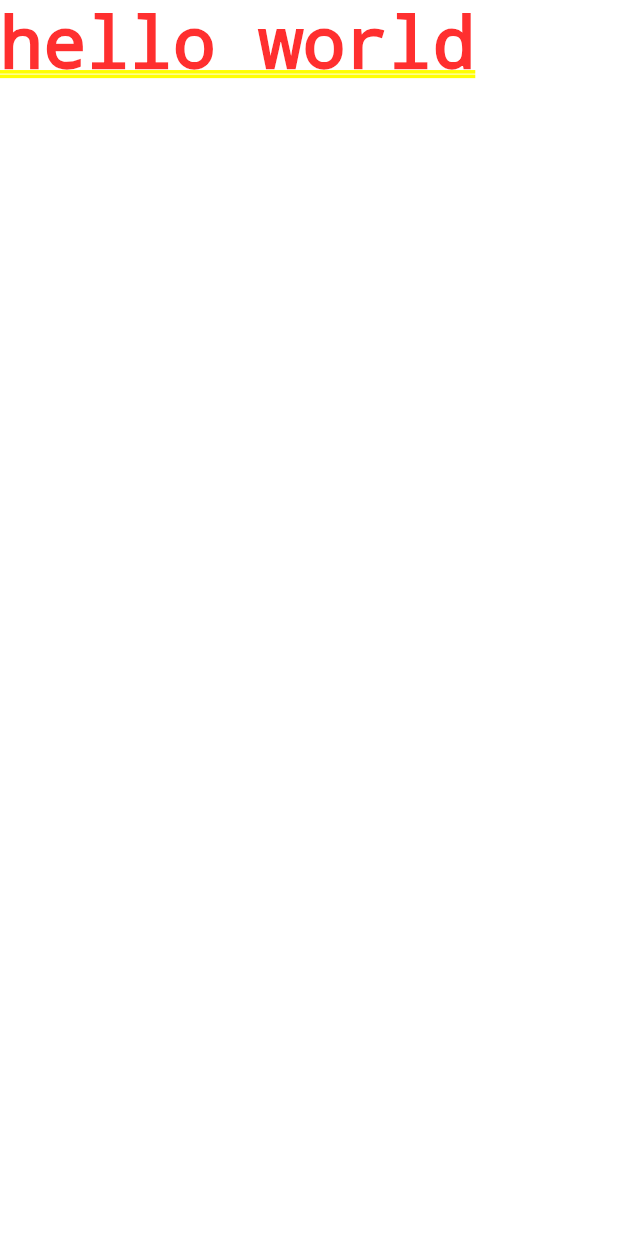
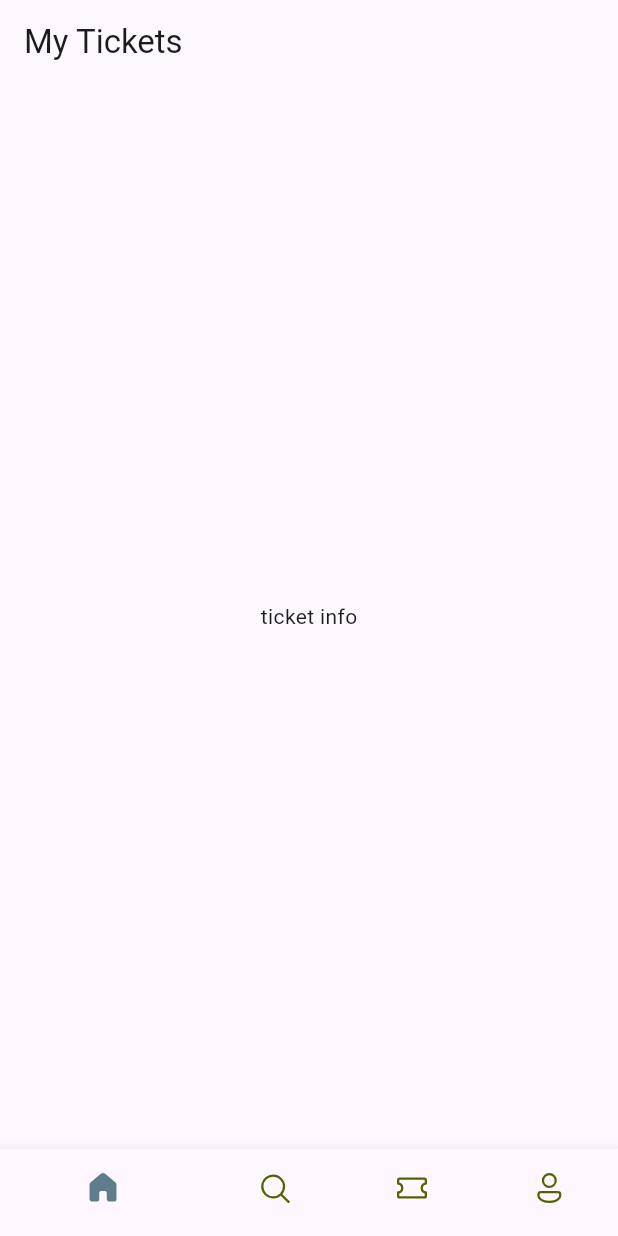
Before and after one commit to Endale2/FlyX-Flutter-ticket-app, a Flutter app: the screen it shows after launch, on a phone screen of 412 x 824 dp. Run offline on Flutter 3.47's test engine with Material 3 defaults, Android fonts, the phone set to English and light mode, and no system bars; our stand-ins replace fluentui_icons.

Commit message:
bottom navbar is added

```diff
--- /dev/null
+++ b/lib/base/bottom_nav_bar.dart
@@ -0,0 +1,44 @@
+import 'package:fluentui_icons/fluentui_icons.dart';
+import 'package:flutter/material.dart';
+
+class BottomNavBar extends StatefulWidget {
+  const BottomNavBar({super.key});
+
+  @override
+  State<BottomNavBar> createState() => _BottomNavBarState();
+}
+
+class _BottomNavBarState extends State<BottomNavBar> {
+  @override
+  Widget build(BuildContext context) {
+    return Scaffold(
+      appBar: AppBar(title: Text("My Tickets")),
+      body: Center(
+        child: Text("ticket info"),
+      ),
+      bottomNavigationBar: BottomNavigationBar(
+        selectedItemColor: Colors.blueGrey,
+        unselectedItemColor: Color(0xFF526400),
+        showSelectedLabels: false,
+        items: [
+          BottomNavigationBarItem(
+              icon: Icon(FluentSystemIcons.ic_fluent_home_regular),
+              activeIcon: Icon(FluentSystemIcons.ic_fluent_home_filled),
+              label: "Home"),
+          BottomNavigationBarItem(
+              icon: Icon(FluentSystemIcons.ic_fluent_search_regular),
+              activeIcon: Icon(FluentSystemIcons.ic_fluent_search_filled),
+              label: "Search"),
+          BottomNavigationBarItem(
+              icon: Icon(FluentSystemIcons.ic_fluent_ticket_regular),
+              activeIcon: Icon(FluentSystemIcons.ic_fluent_ticket_filled),
+              label: "Ticket"),
+          BottomNavigationBarItem(
+              icon: Icon(FluentSystemIcons.ic_fluent_person_regular),
+              activeIcon: Icon(FluentSystemIcons.ic_fluent_person_filled),
+              label: "Profile")
+        ],
+      ),
+    );
+  }
+}
--- a/lib/main.dart
+++ b/lib/main.dart
@@ -1,4 +1,5 @@
 import 'package:flutter/material.dart';
+import 'package:flyx/base/bottom_nav_bar.dart';
 
 void main() {
   runApp(MyApp());
@@ -9,14 +10,6 @@ class MyApp extends StatelessWidget {
 
   @override
   Widget build(BuildContext context) {
-    return MaterialApp(
-        title: 'Flutter Demo',
-        debugShowCheckedModeBanner: false,
-        theme: ThemeData(
-          colorScheme:
-              ColorScheme.fromSeed(seedColor: Color.fromARGB(255, 3, 15, 244)),
-          useMaterial3: true,
-        ),
-        home: Text("hello world"));
+    return MaterialApp(home: BottomNavBar());
   }
 }
```
